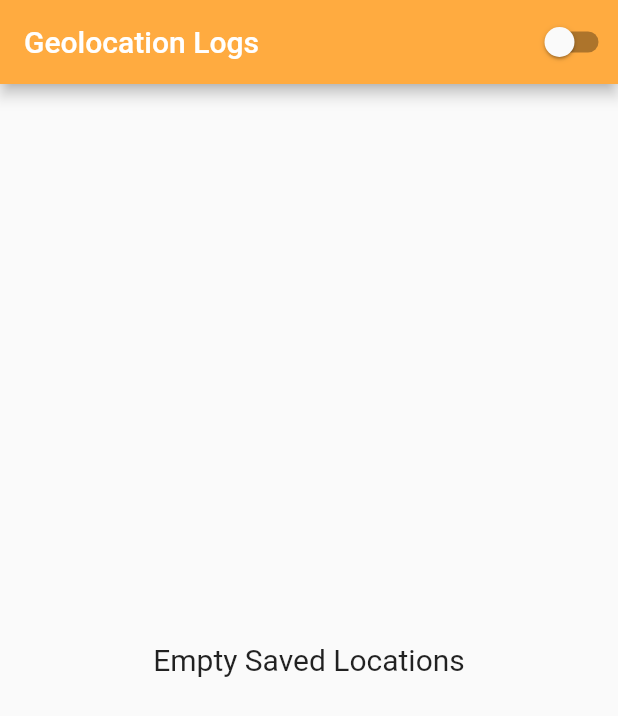
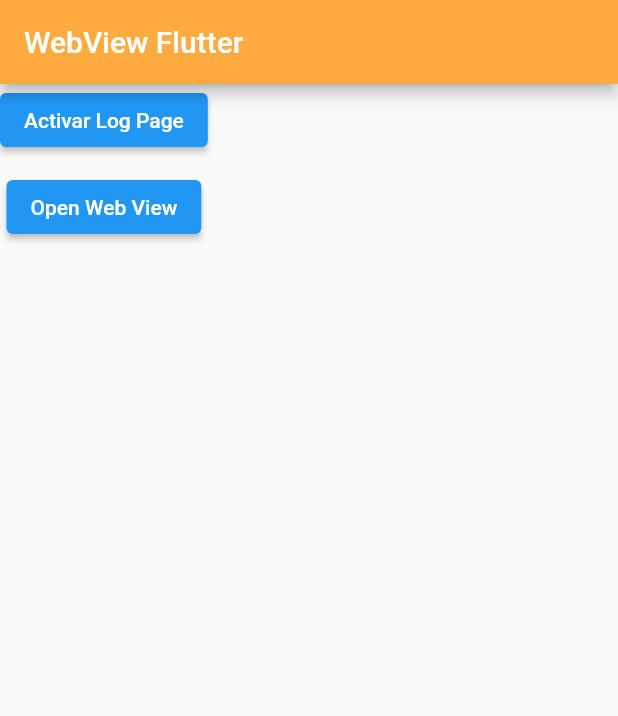
Before and after one commit to 120m4n/flutter_background_location, a Flutter app: the screen it shows after launch, on a phone screen of 412 x 824 dp. Shown: the top 716 px of the screen. Run offline on Flutter 3.47's test engine with Material 2 defaults, Android fonts, the light colour scheme and no system bars; our stand-ins replace get_it, hive_flutter, webview_flutter; missing offline and left inert: flutter_background_geolocation; accounts and stored records are empty.

Commit message:
se aplican mejoras y webview

```diff
--- a/lib/main.dart
+++ b/lib/main.dart
@@ -1,5 +1,6 @@
 import 'package:flutter/material.dart';
 import 'package:flutter_background_geolocation/flutter_background_geolocation.dart' as bg;
+import 'package:flutter_background_location/widgets/web_view_container.dart';
 import 'package:hive_flutter/hive_flutter.dart';
 import 'package:flutter_background_location/injection_container.dart';
 import 'package:flutter_background_location/log_page.dart';
@@ -54,11 +55,55 @@ class MyApp extends StatelessWidget {
   Widget build(BuildContext context) {
     return MaterialApp(
       title: 'Flutter Background Geolocation',
+      debugShowCheckedModeBanner: true,
       themeMode: ThemeMode.system,
       theme: ThemeData(
         appBarTheme: const AppBarTheme(backgroundColor: Colors.orangeAccent),
       ),
-      home: const LogPage(),
+      routes: {
+        '/': (context) => const MainPage(),
+        '/webViewController':(context) => const WebViewContainer(),
+        '/logPage': (context) => const LogPage(),
+      },
     );
   }
 }
+
+class MainPage extends StatefulWidget {
+  const MainPage({Key? key}) : super(key: key);
+
+  @override
+  State<MainPage> createState() => _MainPageState();
+}
+
+class _MainPageState extends State<MainPage> {
+  @override
+  Widget build(BuildContext context) {
+    return Scaffold(
+      appBar: AppBar(
+        title: const Text('WebView Flutter'),
+      ),
+      body: content(),
+    );
+  }
+
+  Widget content() {
+    return Column(
+      children: [
+        ElevatedButton(
+          onPressed: () {
+            Navigator.pushNamed(context, '/logPage');
+          },
+          child: const Text('Activar Log Page'),
+        ),
+        const SizedBox(height: 10), // Space of 10 pixels
+        ElevatedButton(
+          onPressed: () {
+            Navigator.pushNamed(context, '/webViewController');
+          },
+          child: const Text('Open Web View'),
+        ),
+      ]
+    );
+  }
+}
--- a/pubspec.yaml
+++ b/pubspec.yaml
@@ -39,6 +39,7 @@ dependencies:
   flutter_background_geolocation: ^4.12.2
   hive_flutter: ^1.1.0
   get_it: ^7.6.2
+  webview_flutter: ^4.2.4
 
 dev_dependencies:
   flutter_test:
```
Also changed, not shown: lib/log_page.dart (+31 -4 lines), lib/widgets/web_view_container.dart (added, +82 -0 lines), pubspec.lock, 1 other file.
